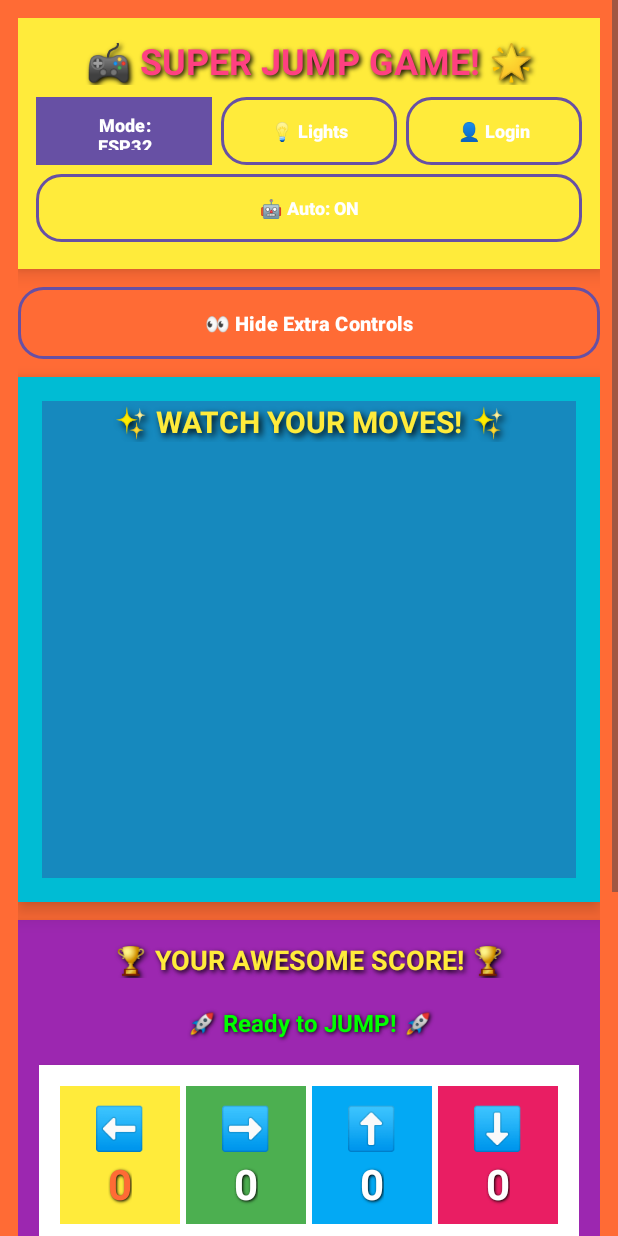
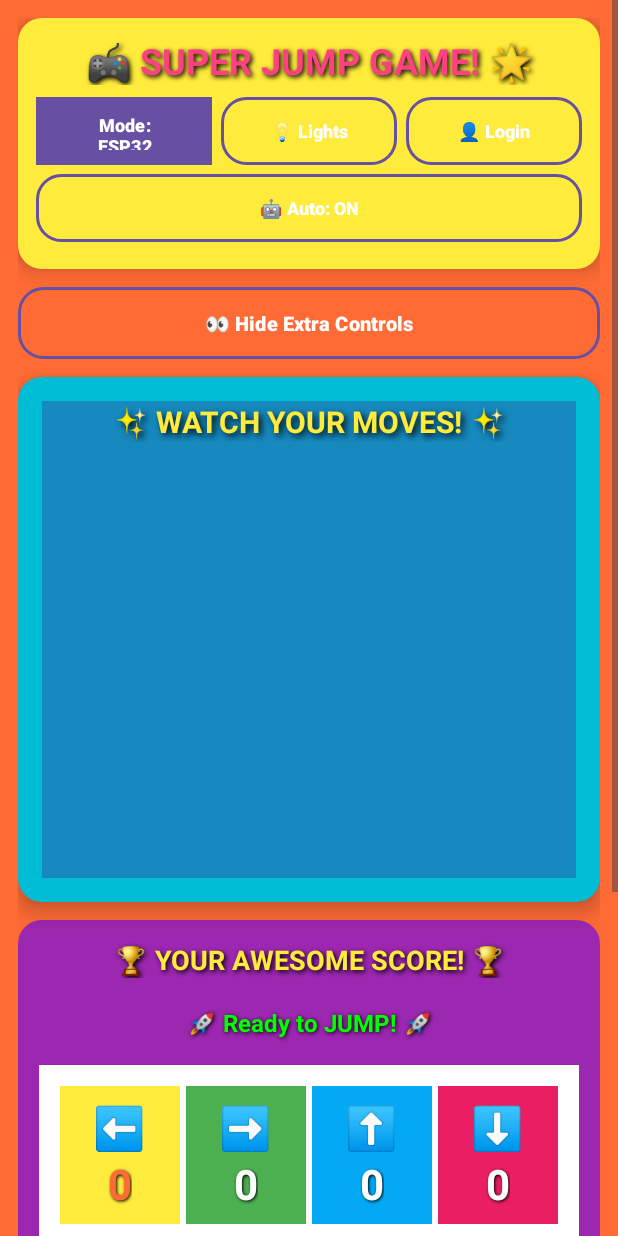
Before and after one commit to ST10403514/WIL2025, an Android app: the fragment TerminalFragment shown on its own in the app's theme, on a phone screen of 412 x 824 dp. Run offline under Robolectric (Android 15) with nearby library versions, the phone set to English and light mode, and no system bars; our stand-ins replace Firebase (no records; nobody signed in at launch, a user with empty details on screens opened directly); pictures from the network do not load; 2 statements that could not run were skipped.

Commit message:
UI Frame Curves

```diff
--- /dev/null
+++ b/app/src/main/res/drawable/rounded_cyan_bg.xml
@@ -0,0 +1,17 @@
+<?xml version="1.0" encoding="utf-8"?>
+<shape xmlns:android="http://schemas.android.com/apk/res/android"
+    android:shape="rectangle">
+
+    <!-- Background color -->
+    <solid android:color="#00BCD4" />
+
+    <!-- Rounded corners -->
+    <corners android:radius="16dp" />
+
+    <!-- Optional padding to prevent clipping of shadow/elevation -->
+    <padding
+        android:left="8dp"
+        android:top="8dp"
+        android:right="8dp"
+        android:bottom="8dp" />
+</shape>
--- /dev/null
+++ b/app/src/main/res/drawable/rounded_purple_bg.xml
@@ -0,0 +1,17 @@
+<?xml version="1.0" encoding="utf-8"?>
+<shape xmlns:android="http://schemas.android.com/apk/res/android"
+    android:shape="rectangle">
+
+    <!-- Background color -->
+    <solid android:color="#9C27B0" />
+
+    <!-- Rounded corners -->
+    <corners android:radius="16dp" />
+
+    <!-- Optional padding for nice elevation rendering -->
+    <padding
+        android:left="8dp"
+        android:top="8dp"
+        android:right="8dp"
+        android:bottom="8dp" />
+</shape>
--- /dev/null
+++ b/app/src/main/res/drawable/rounded_yellow_bg.xml
@@ -0,0 +1,17 @@
+<?xml version="1.0" encoding="utf-8"?>
+<shape xmlns:android="http://schemas.android.com/apk/res/android"
+    android:shape="rectangle">
+
+    <!-- Background color -->
+    <solid android:color="#FFEB3B" />
+
+    <!-- Rounded corners -->
+    <corners android:radius="16dp" />
+
+    <!-- Optional shadow edge (works with elevation) -->
+    <padding
+        android:left="8dp"
+        android:top="8dp"
+        android:right="8dp"
+        android:bottom="8dp" />
+</shape>
--- a/app/src/main/res/layout/fragment_terminal.xml
+++ b/app/src/main/res/layout/fragment_terminal.xml
@@ -19,105 +19,105 @@
             android:id="@+id/headerControls"
             android:layout_width="match_parent"
             android:layout_height="wrap_content"
+            android:layout_marginBottom="12dp"
+            android:background="@drawable/rounded_yellow_bg"
+            android:elevation="8dp"
             android:orientation="vertical"
-            android:background="#FFEB3B"
-            android:padding="12dp"
-            android:elevation="8dp"
-            android:layout_marginBottom="12dp">
+            android:padding="12dp">
 
             <TextView
                 android:id="@+id/tvHeaderTitle"
                 android:layout_width="match_parent"
                 android:layout_height="wrap_content"
-                android:text="🎮 SUPER JUMP GAME! 🌟"
-                android:textColor="#FF4081"
-                android:textSize="24sp"
-                android:textStyle="bold"
+                android:layout_marginBottom="8dp"
                 android:gravity="center"
                 android:shadowColor="#000000"
                 android:shadowDx="2"
                 android:shadowDy="2"
                 android:shadowRadius="4"
-                android:layout_marginBottom="8dp" />
+                android:text="🎮 SUPER JUMP GAME! 🌟"
+                android:textColor="#FF4081"
+                android:textSize="24sp"
+                android:textStyle="bold" />
 
             <!-- Colorful Control Buttons Row 1 -->
             <LinearLayout
                 android:layout_width="match_parent"
                 android:layout_height="wrap_content"
-                android:orientation="horizontal"
+                android:layout_marginBottom="6dp"
                 android:gravity="center"
-                android:layout_marginBottom="6dp">
+                android:orientation="horizontal">
 
                 <Button
                     android:id="@+id/btnGyroToggle"
                     android:layout_width="0dp"
                     android:layout_height="45dp"
+                    android:layout_marginEnd="6dp"
                     android:layout_weight="1"
-                    android:text="🎯 Sensor"
-                    android:textSize="12sp"
-                    android:textStyle="bold"
-                    android:textColor="#FFFFFF"
                     android:background="@drawable/modern_button_primary"
                     android:elevation="4dp"
-                    android:layout_marginEnd="6dp" />
+                    android:text="🎯 Sensor"
+                    android:textColor="#FFFFFF"
+                    android:textSize="12sp"
+                    android:textStyle="bold" />
 
                 <Button
                     android:id="@+id/hideLEDView"
                     android:layout_width="0dp"
                     android:layout_height="45dp"
+                    android:layout_marginEnd="6dp"
                     android:layout_weight="1"
-                    android:text="💡 Lights"
-                    android:textSize="12sp"
-                    android:textStyle="bold"
-                    android:textColor="#FFFFFF"
                     android:background="@drawable/modern_button_secondary"
                     android:elevation="4dp"
-                    android:layout_marginEnd="6dp" />
+                    android:text="💡 Lights"
+                    android:textColor="#FFFFFF"
+                    android:textSize="12sp"
+                    android:textStyle="bold" />
 
                 <Button
                     android:id="@+id/btnLogin"
                     android:layout_width="0dp"
                     android:layout_height="45dp"
                     android:layout_weight="1"
+                    android:background="@drawable/modern_button_secondary"
+                    android:elevation="4dp"
                     android:text="👤 Login"
+                    android:textColor="#FFFFFF"
                     android:textSize="12sp"
-                    android:textStyle="bold"
-                    android:textColor="#FFFFFF"
-                    android:background="@drawable/modern_button_secondary"
-                    android:elevation="4dp" />
+                    android:textStyle="bold" />
             </LinearLayout>
 
             <!-- Control Buttons Row 2 -->
             <LinearLayout
                 android:layout_width="match_parent"
                 android:layout_height="wrap_content"
-                android:orientation="horizontal"
+                android:layout_marginBottom="6dp"
                 android:gravity="center"
-                android:layout_marginBottom="6dp">
+                android:orientation="horizontal">
 
                 <Switch
                     android:id="@+id/switchMode"
                     android:layout_width="0dp"
                     android:layout_height="wrap_content"
                     android:layout_weight="1"
+                    android:paddingLeft="8dp"
+                    android:paddingRight="8dp"
                     android:text="🎪 Production"
+                    android:textColor="#FF4081"
                     android:textSize="12sp"
-                    android:textStyle="bold"
-                    android:textColor="#FF4081"
-                    android:paddingLeft="8dp"
-                    android:paddingRight="8dp" />
+                    android:textStyle="bold" />
 
                 <Button
                     android:id="@+id/btnToggleAutoDetection"
                     android:layout_width="0dp"
                     android:layout_height="45dp"
                     android:layout_weight="1"
+                    android:background="@drawable/modern_button_secondary"
+                    android:elevation="4dp"
                     android:text="🤖 Auto: ON"
+                    android:textColor="#FFFFFF"
                     android:textSize="12sp"
-                    android:textStyle="bold"
-                    android:textColor="#FFFFFF"
-                    android:background="@drawable/modern_button_secondary"
-                    android:elevation="4dp" />
+                    android:textStyle="bold" />
             </LinearLayout>
         </LinearLayout>
 
@@ -142,7 +142,7 @@
             android:layout_weight="1"
             android:minHeight="350dp"
             android:layout_marginBottom="12dp"
-            android:background="#00BCD4"
+            android:background="@drawable/rounded_cyan_bg"
             android:elevation="8dp"
             android:padding="16dp">
 
@@ -208,7 +208,7 @@
             android:layout_width="match_parent"
             android:layout_height="wrap_content"
             android:layout_marginBottom="12dp"
-            android:background="#9C27B0"
+            android:background="@drawable/rounded_purple_bg"
             android:orientation="vertical"
             android:padding="14dp"
             android:elevation="6dp">
```
